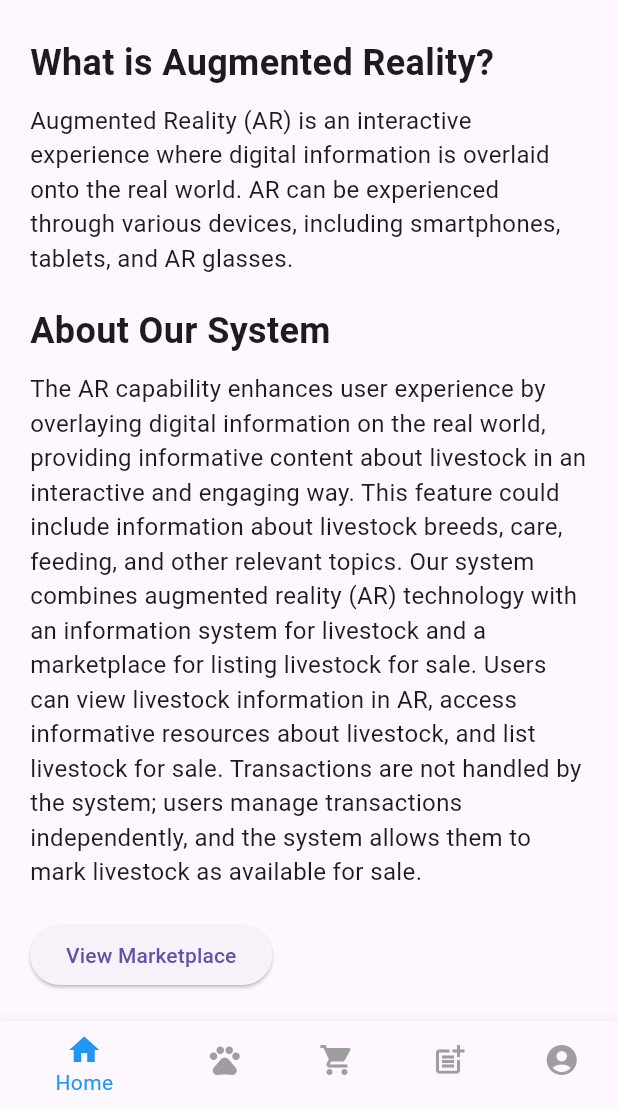
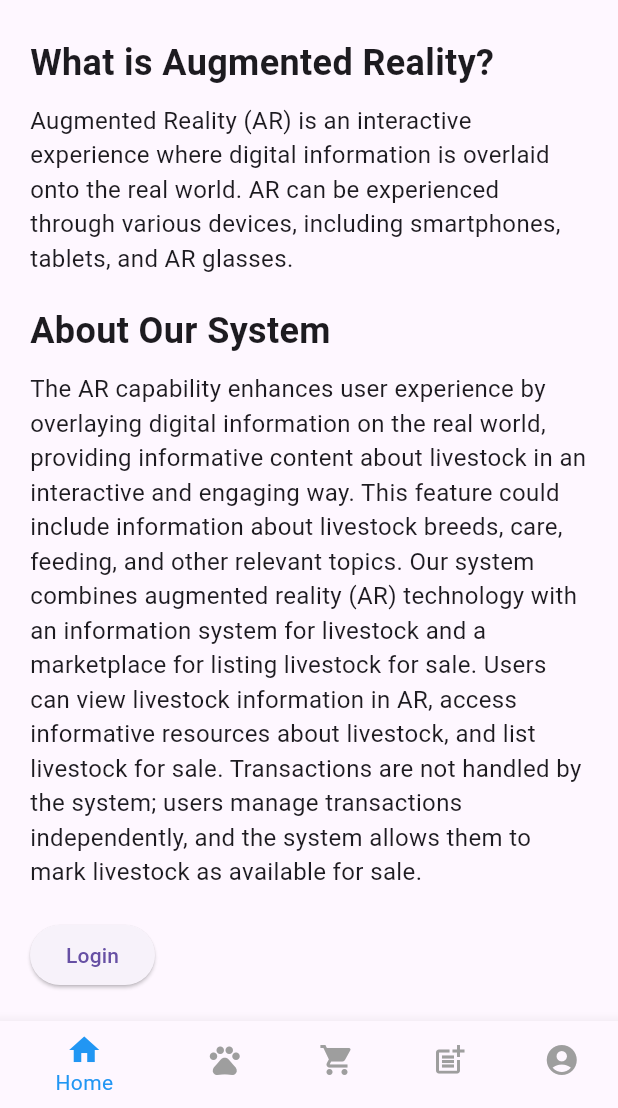
Before and after one commit to Jazo00/mobile_app_ar, a Flutter app: the HomePage screen opened by its route, scrolled down 206 dp, on a phone screen of 412 x 824 dp, the part 128-1236 px from its top. Run offline on Flutter 3.47's test engine with Material 3 defaults, Android fonts, the phone set to English and light mode, and no system bars; our stand-ins replace flutter_svg, google_fonts, image_picker, shared_preferences, supabase_flutter; accounts and stored records are empty.

Commit message:
edited homepage and login

```diff
--- a/mobile_app_ar/lib/home_page.dart
+++ b/mobile_app_ar/lib/home_page.dart
@@ -1,4 +1,4 @@
-// home_page.dart
+// File: home_page.dart
 import 'package:flutter/material.dart';
 import 'package:shared_preferences/shared_preferences.dart';
 import 'livestock_info.dart';
@@ -16,7 +16,6 @@ class _HomePageState extends State<HomePage> {
   int _selectedIndex = 0;
   bool _isLoggedIn = false;
   String? userId;
-  bool _redirectToMarketplace = false;
 
   static const List<String> _titles = <String>[
     'Welcome to Agri-Lenz',
@@ -49,9 +48,6 @@ class _HomePageState extends State<HomePage> {
 
   void _onItemTapped(int index) {
     if ((index == 2 || index == 3 || index == 4) && !_isLoggedIn) {
-      if (index == 2) {
-        _redirectToMarketplace = true;
-      }
       _showLoginPrompt();
     } else {
       setState(() {
@@ -78,9 +74,10 @@ class _HomePageState extends State<HomePage> {
                 ).then((value) {
                   _checkLoginStatus().then((_) {
                     _loadUserId().then((_) {
-                      if (_isLoggedIn && _redirectToMarketplace) {
-                        _redirectToMarketplace = false;
-                        _onItemTapped(2); // Navigate to marketplace after login
+                      if (_isLoggedIn) {
+                        setState(() {
+                          _selectedIndex = 0; // Navigate to homepage after login
+                        });
                       }
                     });
                   });
@@ -102,7 +99,7 @@ class _HomePageState extends State<HomePage> {
   Widget _getPage(int index) {
     switch (index) {
       case 0:
-        return HomePageContent(onViewMarketplace: () => _onItemTapped(2));
+        return HomePageContent(onLogin: () => _showLoginPrompt());
       case 1:
         return LivestockInfoPage();
       case 2:
@@ -118,7 +115,7 @@ class _HomePageState extends State<HomePage> {
           );
         }
       default:
-        return HomePageContent(onViewMarketplace: () => _onItemTapped(2));
+        return HomePageContent(onLogin: () => _showLoginPrompt());
     }
   }
 
@@ -188,9 +185,10 @@ class _HomePageState extends State<HomePage> {
               ).then((value) {
                 _checkLoginStatus().then((_) {
                   _loadUserId().then((_) {
-                    if (_isLoggedIn && _redirectToMarketplace) {
-                      _redirectToMarketplace = false;
-                      _onItemTapped(2); // Navigate to marketplace after login
+                    if (_isLoggedIn) {
+                      setState(() {
+                        _selectedIndex = 0; // Navigate to homepage after login
+                      });
                     }
                   });
                 });
@@ -205,9 +203,9 @@ class _HomePageState extends State<HomePage> {
 }
 
 class HomePageContent extends StatelessWidget {
-  final VoidCallback onViewMarketplace;
+  final VoidCallback onLogin;
 
-  HomePageContent({required this.onViewMarketplace});
+  HomePageContent({required this.onLogin});
 
   @override
   Widget build(BuildContext context) {
@@ -249,8 +247,8 @@ class HomePageContent extends StatelessWidget {
             ),
             const SizedBox(height: 20),
             ElevatedButton(
-              onPressed: onViewMarketplace,
-              child: Text('View Marketplace'),
+              onPressed: onLogin,
+              child: Text('Login'),
             ),
           ],
         ),
--- a/mobile_app_ar/lib/login_and_signup_page.dart
+++ b/mobile_app_ar/lib/login_and_signup_page.dart
@@ -87,7 +87,7 @@ class _LoginAndSignupPageState extends State<LoginAndSignupPage> {
         await prefs.setBool('isLoggedIn', true);
         await prefs.setString('userId', response.user!.id);
 
-        Navigator.pushNamed(context, '/marketplace');
+        Navigator.pushNamed(context, '/home');  // Changed this line to navigate to the homepage
       } else {
         //error occured during login
         ScaffoldMessenger.of(context).showSnackBar(
```
